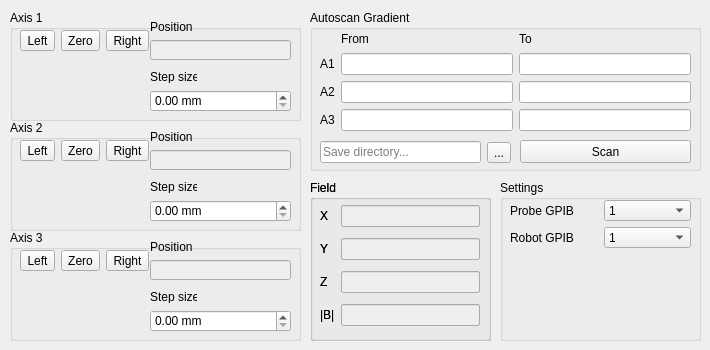
First picture: the form in control.ui, repository isispolneut/field-mapper, before the edit.
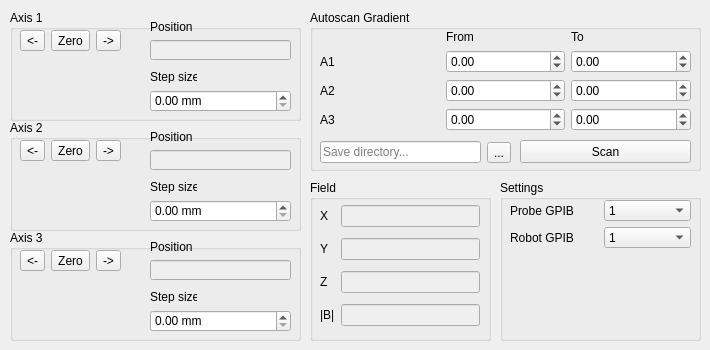
Second picture: the form after the edit.

Commit message:
Wrote quick interface to pull field numbers from probe and implemented volume scan.
At this point the project is functional to be used to scan fields - I likely won't polish it further for some time

```diff
--- a/control.ui
+++ b/control.ui
@@ -87,7 +87,7 @@
          </sizepolicy>
         </property>
         <property name="text">
-         <string>Right</string>
+         <string>-&gt;</string>
         </property>
        </widget>
       </item>
@@ -113,7 +113,7 @@
          </sizepolicy>
         </property>
         <property name="text">
-         <string>Left</string>
+         <string>&lt;-</string>
         </property>
        </widget>
       </item>
@@ -180,7 +180,7 @@
          </sizepolicy>
         </property>
         <property name="text">
-         <string>Left</string>
+         <string>&lt;-</string>
         </property>
        </widget>
       </item>
@@ -193,7 +193,7 @@
          </sizepolicy>
         </property>
         <property name="text">
-         <string>Right</string>
+         <string>-&gt;</string>
         </property>
        </widget>
       </item>
@@ -325,7 +325,7 @@
          </sizepolicy>
         </property>
         <property name="text">
-         <string>Right</string>
+         <string>-&gt;</string>
         </property>
        </widget>
       </item>
@@ -351,7 +351,7 @@
          </sizepolicy>
         </property>
         <property name="text">
-         <string>Left</string>
+         <string>&lt;-</string>
         </property>
        </widget>
       </item>
@@ -413,24 +413,6 @@
         </property>
        </widget>
       </item>
-      <item row="2" column="1">
-       <widget class="QLineEdit" name="a2_min"/>
-      </item>
-      <item row="3" column="1">
-       <widget class="QLineEdit" name="a3_min"/>
-      </item>
-      <item row="1" column="1">
-       <widget class="QLineEdit" name="a1_min"/>
-      </item>
-      <item row="2" column="2">
-       <widget class="QLineEdit" name="a2_max"/>
-      </item>
-      <item row="1" column="2">
-       <widget class="QLineEdit" name="a1_max"/>
-      </item>
-      <item row="3" column="2">
-       <widget class="QLineEdit" name="a3_max"/>
-      </item>
       <item row="0" column="1">
        <widget class="QLabel" name="auto_from">
         <property name="text">
@@ -459,6 +441,48 @@
         </property>
        </widget>
       </item>
+      <item row="1" column="1">
+       <widget class="QDoubleSpinBox" name="a1_min">
+        <property name="minimum">
+         <double>-99.000000000000000</double>
+        </property>
+       </widget>
+      </item>
+      <item row="1" column="2">
+       <widget class="QDoubleSpinBox" name="a1_max">
+        <property name="minimum">
+         <double>-99.000000000000000</double>
+        </property>
+       </widget>
+      </item>
+      <item row="2" column="1">
+       <widget class="QDoubleSpinBox" name="a2_min">
+        <property name="minimum">
+         <double>-99.000000000000000</double>
+        </property>
+       </widget>
+      </item>
+      <item row="2" column="2">
+       <widget class="QDoubleSpinBox" name="a2_max">
+        <property name="minimum">
+         <double>-99.000000000000000</double>
+        </property>
+       </widget>
+      </item>
+      <item row="3" column="1">
+       <widget class="QDoubleSpinBox" name="a3_min">
+        <property name="minimum">
+         <double>-99.000000000000000</double>
+        </property>
+       </widget>
+      </item>
+      <item row="3" column="2">
+       <widget class="QDoubleSpinBox" name="a3_max">
+        <property name="minimum">
+         <double>-99.000000000000000</double>
+        </property>
+       </widget>
+      </item>
      </layout>
     </widget>
     <widget class="QWidget" name="layoutWidget">
@@ -583,90 +607,6 @@
       </item>
      </layout>
     </widget>
-    <widget class="QGroupBox" name="field_group_2">
-     <property name="geometry">
-      <rect>
-       <x>0</x>
-       <y>0</y>
-       <width>181</width>
-       <height>161</height>
-      </rect>
-     </property>
-     <property name="title">
-      <string>Field</string>
-     </property>
-     <widget class="QWidget" name="gridLayoutWidget_2">
-      <property name="geometry">
-       <rect>
-        <x>10</x>
-        <y>20</y>
-        <width>160</width>
-        <height>131</height>
-       </rect>
-      </property>
-      <layout class="QGridLayout" name="gridLayout_3">
-       <item row="0" column="0">
-        <widget class="QLabel" name="x_2">
-         <property name="text">
-          <string>X</string>
-         </property>
-        </widget>
-       </item>
-       <item row="2" column="0">
-        <widget class="QLabel" name="z_2">
-         <property name="text">
-          <string>Z</string>
-         </property>
-        </widget>
-       </item>
-       <item row="1" column="0">
-        <widget class="QLabel" name="y_2">
-         <property name="text">
-          <string>Y</string>
-         </property>
-        </widget>
-       </item>
-       <item row="3" column="0">
-        <widget class="QLabel" name="mag_2">
-         <property name="text">
-          <string>|B|</string>
-         </property>
-        </widget>
-       </item>
-       <item row="0" column="1">
-        <widget class="QLineEdit" name="x_val_2">
-         <property name="enabled">
-          <bool>false</bool>
-         </property>
-        </widget>
-       </item>
-       <item row="1" column="1">
-        <widget class="QLineEdit" name="y_val_2">
-         <property name="enabled">
-          <bool>false</bool>
-         </property>
-        </widget>
-       </item>
-       <item row="2" column="1">
-        <widget class="QLineEdit" name="z_val_2">
-         <property name="enabled">
-          <bool>false</bool>
-         </property>
-        </widget>
-       </item>
-       <item row="3" column="1">
-        <widget class="QLineEdit" name="mag_val_2">
-         <property name="enabled">
-          <bool>false</bool>
-         </property>
-         <property name="clearButtonEnabled">
-          <bool>false</bool>
-         </property>
-        </widget>
-       </item>
-      </layout>
-     </widget>
-    </widget>
    </widget>
    <widget class="QGroupBox" name="settings_group">
     <property name="geometry">
```
Left out of the diff: 27 changed lines with no effect on the pictures. The commit also changes 4 other files.
